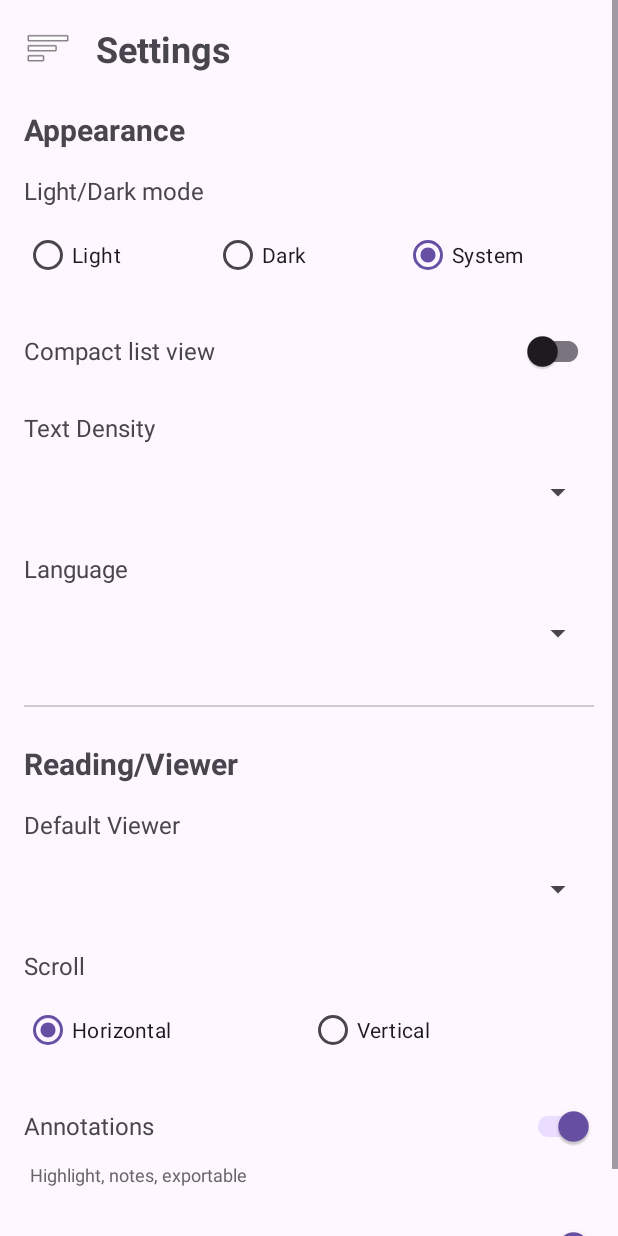
After one commit to SiPhung953/Lianac, an Android app: the layout fragment_settings.xml on its own in the app's theme, with its tools: preview values and no code run, on a phone screen of 412 x 824 dp. The commit adds this screen. Run offline under Robolectric (Android 15) with nearby library versions, the phone set to English and light mode, and no system bars.

Commit message:
draft settings

```diff
--- a/app/src/main/AndroidManifest.xml
+++ b/app/src/main/AndroidManifest.xml
@@ -1,7 +1,8 @@
 <?xml version="1.0" encoding="utf-8"?>
 <manifest xmlns:android="http://schemas.android.com/apk/res/android"
     xmlns:tools="http://schemas.android.com/tools">
-
+    <uses-permission android:name="android.permission.READ_EXTERNAL_STORAGE" />
+    <uses-permission android:name="android.permission.WRITE_EXTERNAL_STORAGE" />
     <application
         android:allowBackup="true"
         android:dataExtractionRules="@xml/data_extraction_rules"
--- /dev/null
+++ b/app/src/main/res/layout/fragment_settings.xml
@@ -0,0 +1,261 @@
+<?xml version="1.0" encoding="utf-8"?>
+<ScrollView xmlns:android="http://schemas.android.com/apk/res/android"
+    xmlns:app="http://schemas.android.com/apk/res-auto"
+    android:layout_width="match_parent"
+    android:layout_height="match_parent"
+    android:background="?android:attr/colorBackground">
+
+    <LinearLayout
+        android:layout_width="match_parent"
+        android:layout_height="wrap_content"
+        android:orientation="vertical"
+        android:padding="16dp">
+
+        <!-- Header -->
+        <LinearLayout
+            android:layout_width="match_parent"
+            android:layout_height="wrap_content"
+            android:orientation="horizontal"
+            android:gravity="center_vertical"
+            android:paddingBottom="16dp">
+
+            <ImageView
+                android:id="@+id/btnMenu"
+                android:layout_width="32dp"
+                android:layout_height="32dp"
+                android:src="@android:drawable/ic_menu_sort_by_size"
+                android:contentDescription="Menu"/>
+
+            <TextView
+                android:layout_width="wrap_content"
+                android:layout_height="wrap_content"
+                android:text="@string/settings"
+                android:textSize="24sp"
+                android:textStyle="bold"
+                android:layout_marginStart="16dp"/>
+        </LinearLayout>
+
+        <!-- Appearance Section -->
+        <TextView
+            android:layout_width="wrap_content"
+            android:layout_height="wrap_content"
+            android:text="@string/appearance"
+            android:textSize="20sp"
+            android:textStyle="bold"
+            android:layout_marginTop="8dp"/>
+
+        <!-- Light/Dark Mode -->
+        <TextView
+            android:layout_width="wrap_content"
+            android:layout_height="wrap_content"
+            android:text="@string/light_dark_mode"
+            android:textSize="16sp"
+            android:layout_marginTop="16dp"/>
+
+        <RadioGroup
+            android:id="@+id/rgThemeMode"
+            android:layout_width="match_parent"
+            android:layout_height="wrap_content"
+            android:orientation="horizontal"
+            android:layout_marginTop="8dp">
+
+            <RadioButton
+                android:id="@+id/rbLight"
+                android:layout_width="0dp"
+                android:layout_height="wrap_content"
+                android:layout_weight="1"
+                android:text="@string/light"/>
+
+            <RadioButton
+                android:id="@+id/rbDark"
+                android:layout_width="0dp"
+                android:layout_height="wrap_content"
+                android:layout_weight="1"
+                android:text="@string/dark"/>
+
+            <RadioButton
+                android:id="@+id/rbSystem"
+                android:layout_width="0dp"
+                android:layout_height="wrap_content"
+                android:layout_weight="1"
+                android:text="@string/system"
+                android:checked="true"/>
+        </RadioGroup>
+
+        <!-- Compact List View Toggle -->
+        <LinearLayout
+            android:layout_width="match_parent"
+            android:layout_height="wrap_content"
+            android:orientation="horizontal"
+            android:gravity="center_vertical"
+            android:layout_marginTop="16dp">
+
+            <TextView
+                android:layout_width="0dp"
+                android:layout_height="wrap_content"
+                android:layout_weight="1"
+                android:text="@string/compact_list_view"
+                android:textSize="16sp"/>
+
+            <androidx.appcompat.widget.SwitchCompat
+                android:id="@+id/switchCompactList"
+                android:layout_width="wrap_content"
+                android:layout_height="wrap_content"/>
+        </LinearLayout>
+
+        <!-- Text Density -->
+        <TextView
+            android:layout_width="wrap_content"
+            android:layout_height="wrap_content"
+            android:text="@string/text_density"
+            android:textSize="16sp"
+            android:layout_marginTop="16dp"/>
+
+        <Spinner
+            android:id="@+id/spinnerTextDensity"
+            android:layout_width="match_parent"
+            android:layout_height="wrap_content"
+            android:layout_marginTop="8dp"
+            android:minHeight="48dp"/>
+
+        <!-- Language -->
+        <TextView
+            android:layout_width="wrap_content"
+            android:layout_height="wrap_content"
+            android:text="@string/language"
+            android:textSize="16sp"
+            android:layout_marginTop="16dp"/>
+
+        <Spinner
+            android:id="@+id/spinnerLanguage"
+            android:layout_width="match_parent"
+            android:layout_height="wrap_content"
+            android:layout_marginTop="8dp"
+            android:minHeight="48dp"/>
+
+        <!-- Divider -->
+        <View
+            android:layout_width="match_parent"
+            android:layout_height="1dp"
+            android:background="#CCCCCC"
+            android:layout_marginTop="24dp"
+            android:layout_marginBottom="16dp"/>
+
+        <!-- Reading/Viewer Section -->
+        <TextView
+            android:layout_width="wrap_content"
+            android:layout_height="wrap_content"
+            android:text="@string/reading_viewer"
+            android:textSize="20sp"
+            android:textStyle="bold"
+            android:layout_marginTop="8dp"/>
+
+        <!-- Default Viewer -->
+        <TextView
+            android:layout_width="wrap_content"
+            android:layout_height="wrap_content"
+            android:text="@string/default_viewer"
+            android:textSize="16sp"
+            android:layout_marginTop="16dp"/>
+
+        <Spinner
+            android:id="@+id/spinnerDefaultViewer"
+            android:layout_width="match_parent"
+            android:layout_height="wrap_content"
+            android:layout_marginTop="8dp"
+            android:minHeight="48dp"/>
+
+        <!-- In-app Settings (Visible only when In-app is selected) -->
+        <LinearLayout
+            android:id="@+id/layoutInAppSettings"
+            android:layout_width="match_parent"
+            android:layout_height="wrap_content"
+            android:orientation="vertical"
+            android:visibility="visible">
+
+            <!-- Scroll -->
+            <TextView
+                android:layout_width="wrap_content"
+                android:layout_height="wrap_content"
+                android:text="@string/scroll"
+                android:textSize="16sp"
+                android:layout_marginTop="16dp"/>
+
+            <RadioGroup
+                android:id="@+id/rgScrollMode"
+                android:layout_width="match_parent"
+                android:layout_height="wrap_content"
+                android:orientation="horizontal"
+                android:layout_marginTop="8dp">
+
+                <RadioButton
+                    android:id="@+id/rbHorizontal"
+                    android:layout_width="0dp"
+                    android:layout_height="wrap_content"
+                    android:layout_weight="1"
+                    android:text="@string/horizontal"
+                    android:checked="true"/>
+
+                <RadioButton
+                    android:id="@+id/rbVertical"
+                    android:layout_width="0dp"
+                    android:layout_height="wrap_content"
+                    android:layout_weight="1"
+                    android:text="@string/vertical"/>
+            </RadioGroup>
+
+            <!-- Annotations Toggle -->
+            <LinearLayout
+                android:layout_width="match_parent"
+                android:layout_height="wrap_content"
+                android:orientation="horizontal"
+                android:gravity="center_vertical"
+                android:layout_marginTop="16dp">
+
+                <TextView
+                    android:layout_width="0dp"
+                    android:layout_height="wrap_content"
+                    android:layout_weight="1"
+                    android:text="@string/annotations"
+                    android:textSize="16sp"/>
+
+                <androidx.appcompat.widget.SwitchCompat
+                    android:id="@+id/switchAnnotations"
+                    android:layout_width="wrap_content"
+                    android:layout_height="wrap_content"
+                    android:checked="true"/>
+            </LinearLayout>
+
+            <TextView
+                android:layout_width="wrap_content"
+                android:layout_height="wrap_content"
+                android:text="@string/annotations_desc"
+                android:textSize="12sp"
+                android:textColor="#666666"
+                android:layout_marginStart="4dp"/>
+
+            <!-- Auto-save Annotations Toggle -->
+            <LinearLayout
+                android:layout_width="match_parent"
+                android:layout_height="wrap_content"
+                android:orientation="horizontal"
+                android:gravity="center_vertical"
+                android:layout_marginTop="16dp">
+
+                <TextView
+                    android:layout_width="0dp"
+                    android:layout_height="wrap_content"
+                    android:layout_weight="1"
+                    android:text="@string/auto_save_annotations"
+                    android:textSize="16sp"/>
+
+                <androidx.appcompat.widget.SwitchCompat
+                    android:id="@+id/switchAutoSave"
+                    android:layout_width="wrap_content"
+                    android:layout_height="wrap_content"
+                    android:checked="true"/>
+            </LinearLayout>
+        </LinearLayout>
+
+    </LinearLayout>
+</ScrollView>
--- a/app/src/main/res/values/strings.xml
+++ b/app/src/main/res/values/strings.xml
@@ -1,3 +1,34 @@
+<?xml version="1.0" encoding="utf-8"?>
 <resources>
-    <string name="app_name">Lianac</string>
+    <string name="app_name">My Application</string>
+
+    <!-- Settings -->
+    <string name="settings">Settings</string>
+
+    <!-- Appearance -->
+    <string name="appearance">Appearance</string>
+    <string name="light_dark_mode">Light/Dark mode</string>
+    <string name="light">Light</string>
+    <string name="dark">Dark</string>
+    <string name="system">System</string>
+    <string name="compact_list_view">Compact list view</string>
+    <string name="text_density">Text Density</string>
+    <string name="comfortable">Comfortable</string>
+    <string name="compact">Compact</string>
+    <string name="language">Language</string>
+
+    <!-- Reading/Viewer -->
+    <string name="reading_viewer">Reading/Viewer</string>
+    <string name="default_viewer">Default Viewer</string>
+    <string name="in_app">In-app</string>
+    <string name="external_pdf_app">External PDF app</string>
+    <string name="scroll">Scroll</string>
+    <string name="horizontal">Horizontal</string>
+    <string name="vertical">Vertical</string>
+    <string name="annotations">Annotations</string>
+    <string name="annotations_desc">Highlight, notes, exportable</string>
+    <string name="auto_save_annotations">Auto-save annotations</string>
+
+    <!-- Messages -->
+    <string name="language_changed">Language changed to English</string>
 </resources>
```
Also changed, not shown: app/build.gradle.kts (+6 -1 lines), app/src/main/java/vn/edu/lianac/MainActivity.java (+8 -12 lines), app/src/main/java/vn/edu/lianac/SettingsFragment.java (added, +317 -0 lines), app/src/main/res/layout/activity_main.xml (+3 -17 lines), 1 other file.
